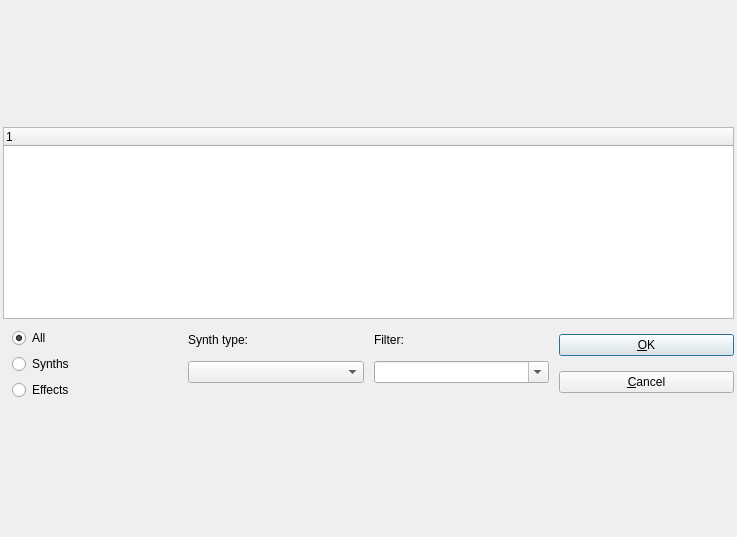
This is muse3/muse/components/synthdialogbase.ui in emrum/muse as Qt 5 draws it before an edit. The edited form follows.
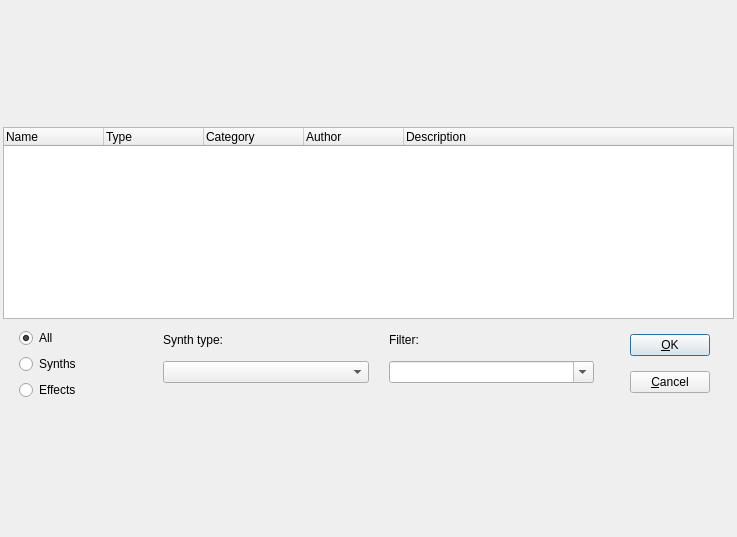
This is the edited form.

Patch:
```diff
--- a/muse3/muse/components/synthdialogbase.ui
+++ b/muse3/muse/components/synthdialogbase.ui
@@ -30,9 +30,9 @@
     <number>3</number>
    </property>
    <item row="0" column="0">
-    <layout class="QGridLayout" name="gridLayout">
+    <layout class="QGridLayout" name="gridLayout" columnstretch="0,1,1,0" columnminimumwidth="140,0,0,120">
      <property name="horizontalSpacing">
-      <number>10</number>
+      <number>20</number>
      </property>
      <property name="verticalSpacing">
       <number>0</number>
@@ -45,9 +45,35 @@
          <verstretch>0</verstretch>
         </sizepolicy>
        </property>
+       <attribute name="headerCascadingSectionResizes">
+        <bool>false</bool>
+       </attribute>
+       <attribute name="headerStretchLastSection">
+        <bool>true</bool>
+       </attribute>
        <column>
         <property name="text">
-         <string notr="true"/>
+         <string>Name</string>
+        </property>
+       </column>
+       <column>
+        <property name="text">
+         <string>Type</string>
+        </property>
+       </column>
+       <column>
+        <property name="text">
+         <string>Category</string>
+        </property>
+       </column>
+       <column>
+        <property name="text">
+         <string>Author</string>
+        </property>
+       </column>
+       <column>
+        <property name="text">
+         <string>Description</string>
         </property>
        </column>
       </widget>
@@ -136,8 +162,17 @@
      </item>
      <item row="2" column="3">
       <layout class="QVBoxLayout" name="verticalLayout_5">
+       <property name="leftMargin">
+        <number>16</number>
+       </property>
        <item>
         <widget class="QPushButton" name="okB">
+         <property name="sizePolicy">
+          <sizepolicy hsizetype="Fixed" vsizetype="Fixed">
+           <horstretch>0</horstretch>
+           <verstretch>0</verstretch>
+          </sizepolicy>
+         </property>
          <property name="text">
           <string>&amp;OK</string>
          </property>
@@ -145,6 +180,12 @@
        </item>
        <item>
         <widget class="QPushButton" name="cancelB">
+         <property name="sizePolicy">
+          <sizepolicy hsizetype="Fixed" vsizetype="Fixed">
+           <horstretch>0</horstretch>
+           <verstretch>0</verstretch>
+          </sizepolicy>
+         </property>
          <property name="text">
           <string>&amp;Cancel</string>
          </property>
@@ -155,6 +196,9 @@
      <item row="2" column="0">
       <widget class="QFrame" name="frame">
        <layout class="QVBoxLayout" name="verticalLayout">
+        <property name="leftMargin">
+         <number>16</number>
+        </property>
         <item>
          <widget class="QRadioButton" name="rbAll">
           <property name="text">
```
Left out of the diff: 2 changed lines with no effect on the pictures.
